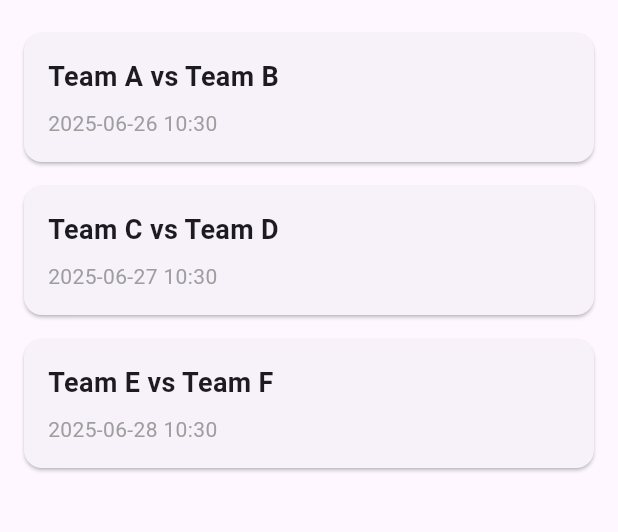
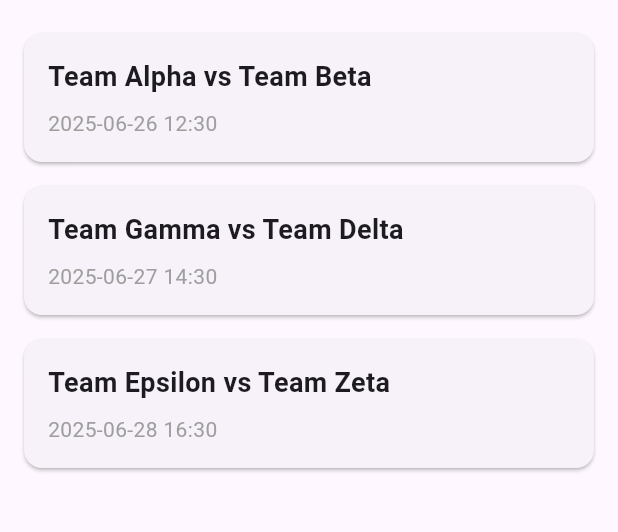
Before and after one commit to SergiiMytakii/matches, a Flutter app: the screen it shows after launch, on a phone screen of 412 x 824 dp, the part 63-595 px from its top. Run offline on Flutter 3.47's test engine with Material 3 defaults, Android fonts, the phone set to English and light mode, and no system bars; our stand-ins replace equatable, flutter_bloc, get_it; missing offline and left inert: langchain, langchain_openai.

Commit message:
feat: Implement BLoC pattern for match list and prediction, introduce service locator
This commit refactors the application to use the BLoC pattern for managing the match list and prediction states. It also introduces a service locator using `get_it` for dependency injection.

- Replaced `MockMatchService` and `OpenAIService` with abstract `MatchRepository` and `PredictionRepository` interfaces and concrete implementations (`MockMatchRepositoryImpl`, `LangChainPredictionRepositoryImpl`).
- Implemented `MatchListBloc` and `PredictionBloc` to manage the states of the match list and prediction features, respectively.
- Added `MatchListEvent` and `MatchListState` for the match list feature.
- Added `PredictionEvent` and `PredictionState` for the prediction feature.
- Introduced `locator.dart` to set up a service locator using `get_it` for dependency injection.
- Updated `HomeScreen` and `DetailScreen` to use `BlocProvider` and `BlocBuilder` for state management.
- Replaced `OpenAIService` with `LangChainPredictionRepositoryImpl` using the `langchain` and `langchain_openai` packages.
- Removed `mock_match_service_test.dart` and added BLoC tests (`match_list_bloc_test.dart`, `prediction_bloc_test.dart`) with Mockito.
- Added `bloc_test` and `mockito` as dev dependencies.
- Updated `pubspec.yaml` with new dependencies and assets.
- Updated `main.dart` to initialize the service locator.

```diff
--- /dev/null
+++ b/lib/blocs/matchListBloc/match_list_bloc.dart
@@ -0,0 +1,20 @@
+import 'package:flutter_bloc/flutter_bloc.dart';
+import 'package:matches/blocs/matchListBloc/match_list_event.dart';
+import 'package:matches/blocs/matchListBloc/match_list_state.dart';
+import 'package:matches/repositories/match_repository.dart';
+
+class MatchListBloc extends Bloc<MatchListEvent, MatchListState> {
+  final MatchRepository matchRepository;
+
+  MatchListBloc({required this.matchRepository}) : super(MatchListInitial()) {
+    on<FetchMatches>((event, emit) async {
+      emit(MatchListLoading());
+      try {
+        final matches = await matchRepository.getUpcomingMatches();
+        emit(MatchListLoaded(matches));
+      } catch (e) {
+        emit(MatchListError('Failed to fetch matches: $e'));
+      }
+    });
+  }
+}
--- /dev/null
+++ b/lib/blocs/matchListBloc/match_list_event.dart
@@ -0,0 +1,10 @@
+import 'package:equatable/equatable.dart';
+
+abstract class MatchListEvent extends Equatable {
+  const MatchListEvent();
+
+  @override
+  List<Object> get props => [];
+}
+
+class FetchMatches extends MatchListEvent {}
--- /dev/null
+++ b/lib/blocs/matchListBloc/match_list_state.dart
@@ -0,0 +1,31 @@
+import 'package:equatable/equatable.dart';
+import 'package:matches/models/match.dart';
+
+abstract class MatchListState extends Equatable {
+  const MatchListState();
+
+  @override
+  List<Object> get props => [];
+}
+
+class MatchListInitial extends MatchListState {}
+
+class MatchListLoading extends MatchListState {}
+
+class MatchListLoaded extends MatchListState {
+  final List<Match> matches;
+
+  const MatchListLoaded(this.matches);
+
+  @override
+  List<Object> get props => [matches];
+}
+
+class MatchListError extends MatchListState {
+  final String message;
+
+  const MatchListError(this.message);
+
+  @override
+  List<Object> get props => [message];
+}
--- a/lib/main.dart
+++ b/lib/main.dart
@@ -1,7 +1,9 @@
 import 'package:flutter/material.dart';
+import 'package:matches/locator.dart';
 import 'package:matches/screens/home_screen.dart';
 
 void main() {
+  setupLocator();
   runApp(const MyApp());
 }
 
--- /dev/null
+++ b/lib/repositories/match_repository.dart
@@ -0,0 +1,5 @@
+import 'package:matches/models/match.dart';
+
+abstract class MatchRepository {
+  Future<List<Match>> getUpcomingMatches();
+}
--- /dev/null
+++ b/lib/repositories/mock_match_repository_impl.dart
@@ -0,0 +1,26 @@
+import 'package:matches/models/match.dart';
+import 'package:matches/repositories/match_repository.dart';
+
+class MockMatchRepositoryImpl implements MatchRepository {
+  @override
+  Future<List<Match>> getUpcomingMatches() async {
+    await Future.delayed(const Duration(seconds: 1)); // Simulate network delay
+    return [
+      Match(
+        teamA: 'Team Alpha',
+        teamB: 'Team Beta',
+        matchTime: DateTime.now().add(const Duration(days: 1, hours: 2)),
+      ),
+      Match(
+        teamA: 'Team Gamma',
+        teamB: 'Team Delta',
+        matchTime: DateTime.now().add(const Duration(days: 2, hours: 4)),
+      ),
+      Match(
+        teamA: 'Team Epsilon',
+        teamB: 'Team Zeta',
+        matchTime: DateTime.now().add(const Duration(days: 3, hours: 6)),
+      ),
+    ];
+  }
+}
--- /dev/null
+++ b/lib/repositories/prediction_repository.dart
@@ -0,0 +1,5 @@
+import 'package:matches/models/match.dart';
+
+abstract class PredictionRepository {
+  Future<String> getMatchPrediction({required Match match});
+}
--- a/lib/screens/home_screen.dart
+++ b/lib/screens/home_screen.dart
@@ -1,70 +1,51 @@
 import 'package:flutter/material.dart';
+import 'package:flutter_bloc/flutter_bloc.dart';
+import 'package:matches/blocs/matchListBloc/match_list_bloc.dart';
+import 'package:matches/blocs/matchListBloc/match_list_event.dart';
+import 'package:matches/blocs/matchListBloc/match_list_state.dart';
+import 'package:matches/locator.dart';
 import 'package:matches/models/match.dart';
 import 'package:matches/screens/detail_screen.dart';
-import 'package:matches/services/mock_match_service.dart';
 import 'package:matches/widgets/match_card.dart';
 
-class HomeScreen extends StatefulWidget {
+class HomeScreen extends StatelessWidget {
   const HomeScreen({super.key});
 
-  @override
-  State<HomeScreen> createState() => _HomeScreenState();
-}
-
-class _HomeScreenState extends State<HomeScreen> {
-  final MockMatchService _matchService = MockMatchService();
-  List<Match> _matches = [];
-  bool _isLoading = true;
-
-  @override
-  void initState() {
-    super.initState();
-    _fetchMatches();
-  }
-
-  Future<void> _fetchMatches() async {
-    try {
-      final matches = await _matchService.getUpcomingMatches();
-      setState(() {
-        _matches = matches;
-        _isLoading = false;
-      });
-    } catch (e) {
-      setState(() {
-        _isLoading = false;
-      });
-      // Handle error appropriately in a real app
-      print(e);
-    }
-  }
-
-  void _navigateToDetail(Match match) {
+  void _navigateToDetail(BuildContext context, Match match) {
     Navigator.push(
       context,
-      MaterialPageRoute(
-        builder: (context) => DetailScreen(match: match),
-      ),
+      MaterialPageRoute(builder: (context) => DetailScreen(match: match)),
     );
   }
 
   @override
   Widget build(BuildContext context) {
-    return Scaffold(
-      appBar: AppBar(
-        title: const Text('Upcoming Matches'),
+    return BlocProvider(
+      create: (context) => locator<MatchListBloc>()..add(FetchMatches()),
+      child: Scaffold(
+        appBar: AppBar(title: const Text('Upcoming Matches')),
+        body: BlocBuilder<MatchListBloc, MatchListState>(
+          builder: (context, state) {
+            if (state is MatchListLoading || state is MatchListInitial) {
+              return const Center(child: CircularProgressIndicator());
+            } else if (state is MatchListLoaded) {
+              return ListView.builder(
+                itemCount: state.matches.length,
+                itemBuilder: (context, index) {
+                  final match = state.matches[index];
+                  return MatchCard(
+                    match: match,
+                    onTap: () => _navigateToDetail(context, match),
+                  );
+                },
+              );
+            } else if (state is MatchListError) {
+              return Center(child: Text(state.message));
+            }
+            return const Center(child: Text('Something went wrong!'));
+          },
+        ),
       ),
-      body: _isLoading
-          ? const Center(child: CircularProgressIndicator())
-          : ListView.builder(
-              itemCount: _matches.length,
-              itemBuilder: (context, index) {
-                final match = _matches[index];
-                return MatchCard(
-                  match: match,
-                  onTap: () => _navigateToDetail(match),
-                );
-              },
-            ),
     );
   }
 }
```
Also changed, not shown: lib/blocs/predictionBloc/prediction_bloc.dart (added, +23 -0 lines), lib/blocs/predictionBloc/prediction_event.dart (added, +18 -0 lines), lib/blocs/predictionBloc/prediction_state.dart (added, +30 -0 lines), lib/locator.dart (added, +27 -0 lines), lib/repositories/langchain_prediction_repository_impl.dart (added, +41 -0 lines), lib/screens/detail_screen.dart (+32 -44 lines), lib/services/openai_service.dart (deleted, +0 -47 lines), pubspec.yaml (+9 -44 lines), pubspec.lock, 5 other files.
